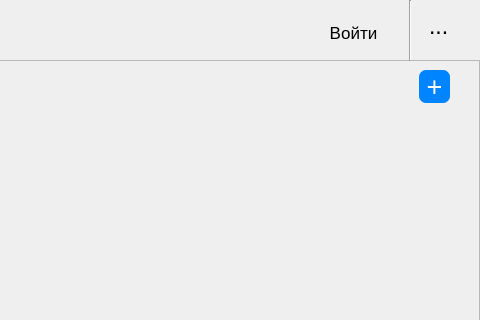
This is ui_files/main.ui in Dmitriyburin/web_proj1 as Qt 5 draws it before an edit; both pictures show x 351 to 831 and y 0 to 320 of the 831 by 532 pixel window. The edited form follows.
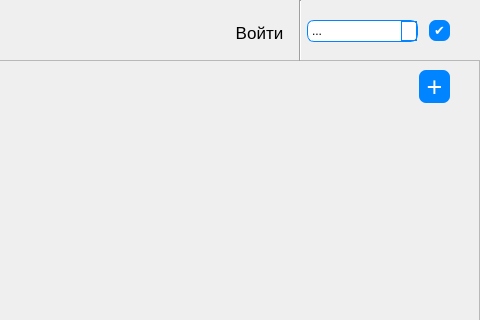
This is the edited form.

What changed in the file:
```diff
--- a/ui_files/main.ui
+++ b/ui_files/main.ui
@@ -205,7 +205,7 @@
   <widget class="Line" name="line_2">
    <property name="geometry">
     <rect>
-     <x>760</x>
+     <x>650</x>
      <y>0</y>
      <width>3</width>
      <height>61</height>
@@ -215,32 +215,6 @@
     <enum>Qt::Vertical</enum>
    </property>
   </widget>
-  <widget class="QLabel" name="label_6">
-   <property name="geometry">
-    <rect>
-     <x>780</x>
-     <y>10</y>
-     <width>21</width>
-     <height>31</height>
-    </rect>
-   </property>
-   <property name="font">
-    <font>
-     <pointsize>17</pointsize>
-     <weight>50</weight>
-     <bold>false</bold>
-    </font>
-   </property>
-   <property name="styleSheet">
-    <string notr="true">
-QLabel:hover {
-	color: blue;
-}</string>
-   </property>
-   <property name="text">
-    <string>...</string>
-   </property>
-  </widget>
   <widget class="QLabel" name="label">
    <property name="geometry">
     <rect>
@@ -288,7 +262,7 @@
   <widget class="QPushButton" name="loginButton">
    <property name="geometry">
     <rect>
-     <x>664</x>
+     <x>570</x>
      <y>12</y>
      <width>81</width>
      <height>41</height>
@@ -311,6 +285,73 @@
     <string>Войти</string>
    </property>
   </widget>
+  <widget class="QComboBox" name="comboBox">
+   <property name="geometry">
+    <rect>
+     <x>658</x>
+     <y>20</y>
+     <width>111</width>
+     <height>22</height>
+    </rect>
+   </property>
+   <property name="styleSheet">
+    <string notr="true">QComboBox{
+	border: 1px solid rgb(0, 132, 255);
+	border-radius: 7px;
+}
+QComboBox::drop-down {
+	border: 1px solid rgb(0, 132, 255);
+	border-radius: 0 1px 1px 0;
+}
+</string>
+   </property>
+   <item>
+    <property name="text">
+     <string>...</string>
+    </property>
+   </item>
+   <item>
+    <property name="text">
+     <string>Выйти</string>
+    </property>
+   </item>
+   <item>
+    <property name="text">
+     <string>Удалить аккаунт</string>
+    </property>
+   </item>
+  </widget>
+  <widget class="QPushButton" name="confirmSettingsButton">
+   <property name="geometry">
+    <rect>
+     <x>780</x>
+     <y>20</y>
+     <width>21</width>
+     <height>21</height>
+    </rect>
+   </property>
+   <property name="font">
+    <font>
+     <family>MS Shell Dlg 2</family>
+     <pointsize>10</pointsize>
+    </font>
+   </property>
+   <property name="styleSheet">
+    <string notr="true">QPushButton {
+	background-color: rgb(0, 132, 255);
+	border-radius: 7px;
+	color: #fff;
+}
+
+QPushButton:hover {
+	background-color: rgb(0, 166, 255);
+}
+</string>
+   </property>
+   <property name="text">
+    <string>✔</string>
+   </property>
+  </widget>
  </widget>
  <resources/>
  <connections/>
```
